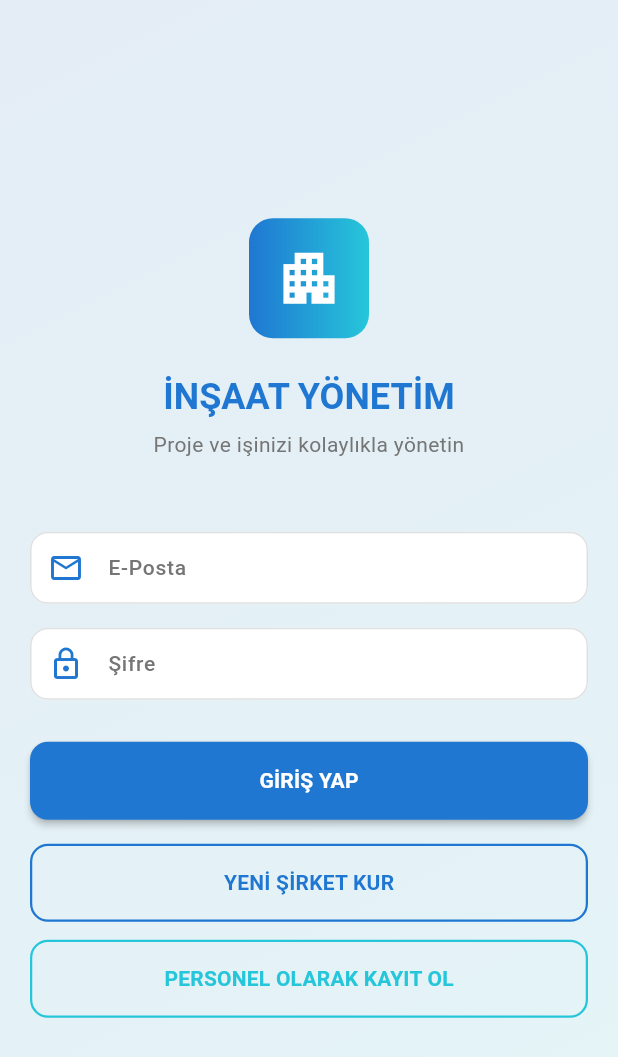
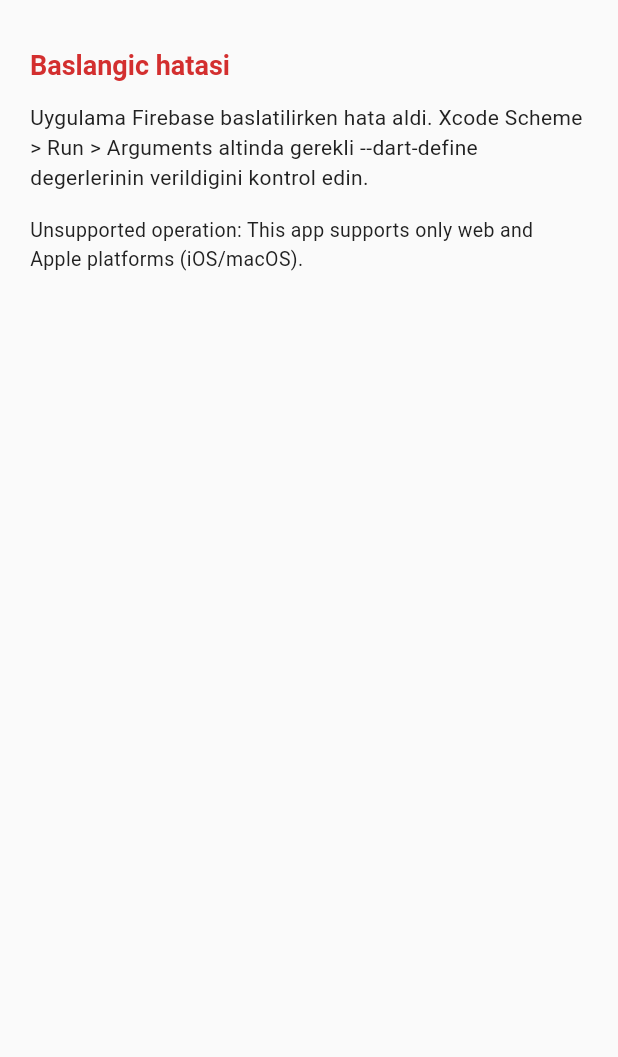
Before and after one commit to theplaybook7/lento, a Flutter app: the screen it shows after launch, on a phone screen of 412 x 824 dp. Shown: the top 1057 px of the screen. Run offline on Flutter 3.47's test engine with Material 3 defaults, Android fonts, the phone set to English and light mode, and no system bars; our stand-ins replace cloud_firestore, file_picker, firebase_auth, firebase_core, firebase_storage, flutter_local_notifications and 4 more; missing offline and left inert: dart:html, dart:ui_web, syncfusion_flutter_pdfviewer, workmanager; accounts and stored records are empty.

Commit message:
Show startup error screen instead of white screen on Firebase init failure

```diff
--- a/lib/main.dart
+++ b/lib/main.dart
@@ -13,22 +13,30 @@ import 'screens/dashboard.dart';
 
 void main() async {
   WidgetsFlutterBinding.ensureInitialized();
-  await Firebase.initializeApp(
-    options: DefaultFirebaseOptions.currentPlatform,
-  );
+  String? startupError;
+
+  try {
+    await Firebase.initializeApp(
+      options: DefaultFirebaseOptions.currentPlatform,
+    );
+  } catch (e) {
+    startupError = e.toString();
+  }
 
   // Bildirim ve arka plan görevleri sadece iOS'ta aktiftir.
-  if (!kIsWeb && defaultTargetPlatform == TargetPlatform.iOS) {
+  if (startupError == null && !kIsWeb && defaultTargetPlatform == TargetPlatform.iOS) {
     final notificationService = PaymentNotificationService();
     await notificationService.initialize();
     await notificationService.initializeBackgroundTasks();
   }
 
-  runApp(const InsaatYonetimApp());
+  runApp(InsaatYonetimApp(startupError: startupError));
 }
 
 class InsaatYonetimApp extends StatelessWidget {
-  const InsaatYonetimApp({super.key});
+  const InsaatYonetimApp({super.key, this.startupError});
+
+  final String? startupError;
 
   @override
   Widget build(BuildContext context) {
@@ -36,7 +44,9 @@ class InsaatYonetimApp extends StatelessWidget {
       debugShowCheckedModeBanner: false,
       title: 'Lento',
       theme: AppTheme.lightTheme(),
-      home: StreamBuilder<User?>(
+      home: startupError != null
+          ? StartupErrorScreen(error: startupError!)
+          : StreamBuilder<User?>(
         stream: FirebaseAuth.instance.authStateChanges(),
         builder: (context, snapshot) {
           if (snapshot.connectionState == ConnectionState.waiting) {
@@ -47,6 +57,49 @@ class InsaatYonetimApp extends StatelessWidget {
           }
           return const LoginSayfasi();
         },
+      ),
+    );
+  }
+}
+
+class StartupErrorScreen extends StatelessWidget {
+  const StartupErrorScreen({super.key, required this.error});
+
+  final String error;
+
+  @override
+  Widget build(BuildContext context) {
+    return Scaffold(
+      body: SafeArea(
+        child: Padding(
+          padding: const EdgeInsets.all(20),
+          child: Column(
+            crossAxisAlignment: CrossAxisAlignment.start,
+            children: [
+              const SizedBox(height: 12),
+              Text(
+                'Baslangic hatasi',
+                style: Theme.of(context).textTheme.headlineSmall?.copyWith(
+                  color: Colors.red.shade700,
+                  fontWeight: FontWeight.w700,
+                ),
+              ),
+              const SizedBox(height: 12),
+              const Text(
+                'Uygulama Firebase baslatilirken hata aldi. Xcode Scheme > Run > Arguments altinda gerekli --dart-define degerlerinin verildigini kontrol edin.',
+              ),
+              const SizedBox(height: 16),
+              Expanded(
+                child: SingleChildScrollView(
+                  child: Text(
+                    error,
+                    style: const TextStyle(fontSize: 13),
+                  ),
+                ),
+              ),
+            ],
+          ),
+        ),
       ),
     );
   }
```
